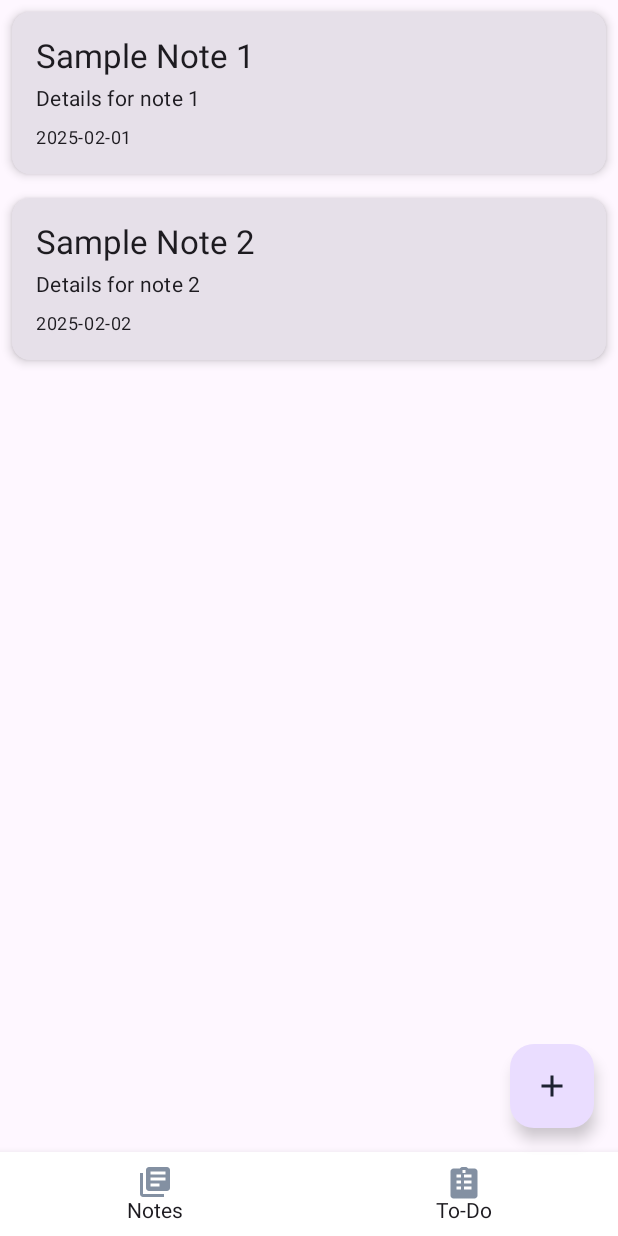
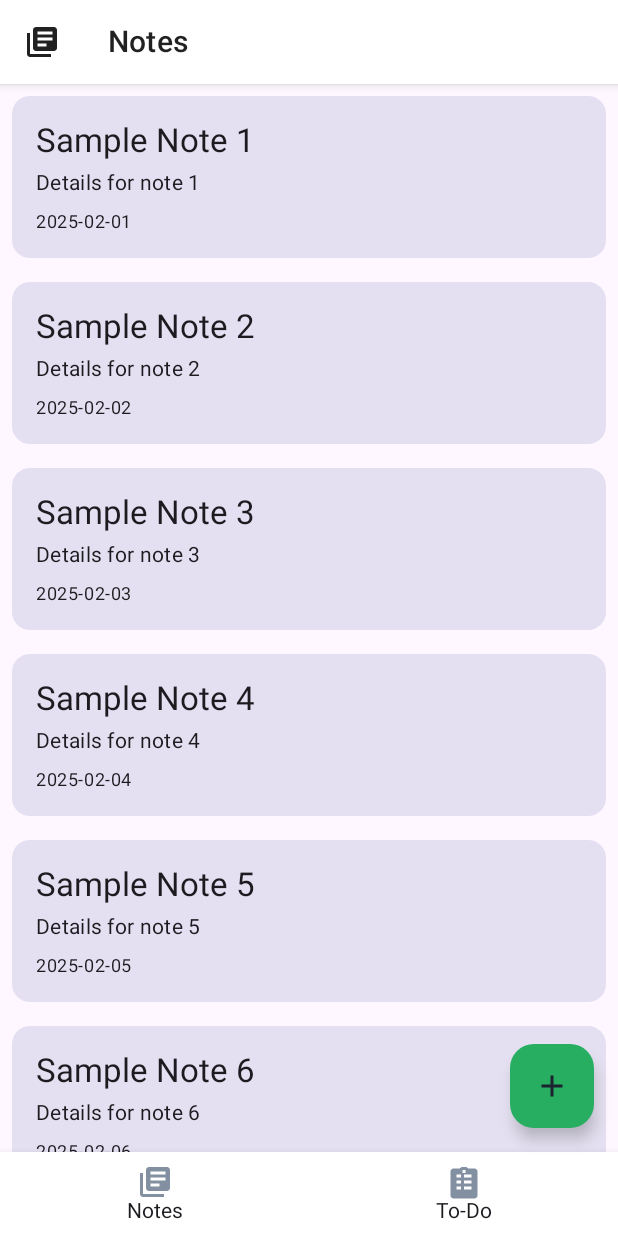
Before and after one commit to Dismas-Ospaltic/Note-App-Hybrid, an Android app built with Jetpack Compose: the @Preview function HomeScreenPreview, on a phone screen of 412 x 824 dp. Run offline under Robolectric (Android 15) with nearby library versions, the phone set to English and light mode, and no system bars.

Commit message:
Ui color Adjustments

```diff
--- a/app/src/main/java/com/example/noteapphybrid/repository/NotesRepository.kt
+++ b/app/src/main/java/com/example/noteapphybrid/repository/NotesRepository.kt
@@ -8,7 +8,15 @@ class NotesRepository {
     // Sample data for notes
     private val sampleNotes = listOf(
         Note("Sample Note 1", "Details for note 1", "2025-02-01"),
-        Note("Sample Note 2", "Details for note 2", "2025-02-02")
+        Note("Sample Note 2", "Details for note 2", "2025-02-02"),
+        Note("Sample Note 3", "Details for note 3", "2025-02-03"),
+        Note("Sample Note 4", "Details for note 4", "2025-02-04"),
+        Note("Sample Note 5", "Details for note 5", "2025-02-05"),
+        Note("Sample Note 6", "Details for note 6", "2025-02-06"),
+        Note("Sample Note 7", "Details for note 7", "2025-02-07"),
+        Note("Sample Note 8", "Details for note 8", "2025-02-08"),
+        Note("Sample Note 9", "Details for note 9", "2025-02-09"),
+
     )
 
     // Function to get the notes
--- a/app/src/main/java/com/example/noteapphybrid/ui/addnote/AddNoteScreen.kt
+++ b/app/src/main/java/com/example/noteapphybrid/ui/addnote/AddNoteScreen.kt
@@ -6,9 +6,11 @@ import androidx.compose.material.*
 import androidx.compose.material.icons.Icons
 import androidx.compose.material.icons.filled.ArrowBack
 import androidx.compose.material.icons.filled.Check
+import androidx.compose.material3.FloatingActionButtonDefaults.containerColor
 import androidx.compose.runtime.*
 import androidx.compose.ui.Modifier
 import androidx.compose.ui.graphics.Color
+import androidx.compose.ui.res.colorResource
 import androidx.compose.ui.text.TextStyle
 import androidx.compose.ui.text.input.ImeAction
 import androidx.compose.ui.text.input.KeyboardType
@@ -17,6 +19,7 @@ import androidx.compose.ui.unit.dp
 import androidx.compose.ui.unit.sp
 import androidx.navigation.NavController
 import androidx.navigation.compose.rememberNavController
+import com.example.noteapphybrid.R
 import com.example.noteapphybrid.viewmodel.NotesViewModel
 import com.example.noteapphybrid.model.Note
 import com.example.noteapphybrid.repository.NotesRepository
@@ -44,7 +47,9 @@ fun AddNoteScreen(viewModel: NotesViewModel = koinViewModel(), navController: Na
                     }) {
                         Icon(Icons.Default.ArrowBack, contentDescription = "Back")
                     }
-                }
+                },
+                backgroundColor = colorResource(id = R.color.white)
+
             )
         },
         floatingActionButton = {
@@ -56,7 +61,9 @@ fun AddNoteScreen(viewModel: NotesViewModel = koinViewModel(), navController: Na
                         viewModel.addNote(note)
                         navController.popBackStack()  // Navigate back after saving
                     }
+
                 }
+
             ) {
                 Icon(Icons.Default.Check, contentDescription = "Save Note")
             }
@@ -85,7 +92,8 @@ fun AddNoteScreen(viewModel: NotesViewModel = koinViewModel(), navController: Na
                 keyboardOptions = KeyboardOptions.Default.copy(
                     imeAction = ImeAction.Next,
                     keyboardType = KeyboardType.Text
-                )
+                ),
+                maxLines = Int.MAX_VALUE // Allows unlimited lines
             )
 
             // Note Content TextField
@@ -112,7 +120,8 @@ fun AddNoteScreen(viewModel: NotesViewModel = koinViewModel(), navController: Na
                         viewModel.addNote(note)
                         navController.popBackStack()  // Navigate back after saving
                     }
-                })
+                }),
+                maxLines = Int.MAX_VALUE // Allows unlimited lines
             )
         }
     }
--- a/app/src/main/java/com/example/noteapphybrid/ui/home/HomeScreen.kt
+++ b/app/src/main/java/com/example/noteapphybrid/ui/home/HomeScreen.kt
@@ -96,10 +96,13 @@ import androidx.compose.foundation.lazy.LazyColumn
 import androidx.compose.foundation.lazy.items
 import androidx.compose.material.BottomNavigation
 import androidx.compose.material.BottomNavigationItem
+import androidx.compose.material.icons.Icons
+import androidx.compose.material.icons.filled.ArrowBack
 import androidx.compose.material3.*
 import androidx.compose.runtime.*
 import androidx.compose.ui.Modifier
 import androidx.compose.ui.graphics.Color
+import androidx.compose.ui.res.colorResource
 import androidx.compose.ui.tooling.preview.Preview
 import androidx.compose.ui.unit.dp
 import androidx.navigation.NavController
@@ -116,11 +119,30 @@ fun HomeScreen(viewModel: NotesViewModel = koinViewModel(), navController: NavCo
     val notes by viewModel.notes.collectAsState(initial = emptyList())
 
     Scaffold(
+        topBar = {
+            androidx.compose.material.TopAppBar(
+                title = { androidx.compose.material.Text("Notes") },
+                navigationIcon = {
+                    androidx.compose.material.IconButton(onClick = {
+
+                    }) {
+                        androidx.compose.material.Icon(
+                           painter = painterResource(id = R.drawable.note_gray), // Use custom icon
+                    contentDescription = "note icon"
+                        )
+                    }
+                },
+                backgroundColor = colorResource(id = R.color.white)
+
+            )
+        },
         bottomBar = { BottomNavigationBar(navController) }, // ✅ Pass NavController
         floatingActionButton = {
             FloatingActionButton(onClick = { /* Handle Add Note */
                 navController.navigate("add_note")
-            }) {
+            },
+                containerColor = colorResource(id = R.color.green), // Set background color
+                ) {
                 // Use icon from drawable folder using painterResource
                 Image(
                     painter = painterResource(id = R.drawable.add_dark), // Replace with your icon name
@@ -143,7 +165,8 @@ fun NoteItem(note: Note) {
         modifier = Modifier
             .fillMaxWidth()
             .padding(8.dp),
-        elevation = CardDefaults.cardElevation(defaultElevation = 4.dp) // Material 3 way
+//        elevation = CardDefaults.cardElevation(defaultElevation = 4.dp), // Material 3 way
+        colors = CardDefaults.cardColors(containerColor = colorResource(id = R.color.transparent_dark)), // Fetch color from resources
     ) {
         Column(modifier = Modifier.padding(16.dp)) {
             Text(note.title, style = MaterialTheme.typography.titleLarge)
@@ -154,6 +177,7 @@ fun NoteItem(note: Note) {
         }
     }
 }
+
 
 @Composable
 fun BottomNavigationBar(navController: NavController) {
--- a/app/src/main/java/com/example/noteapphybrid/ui/splash/SplashScreen.kt
+++ b/app/src/main/java/com/example/noteapphybrid/ui/splash/SplashScreen.kt
@@ -28,7 +28,7 @@ fun SplashScreen(onNavigate: () -> Unit) {
                 modifier = Modifier.size(150.dp)
             )
             Spacer(modifier = Modifier.height(16.dp))
-            Text(text = "Welcome to My App", fontWeight = FontWeight.Bold, fontSize = 24.sp)
+            Text(text = "Welcome to Hybrid Note App", fontWeight = FontWeight.Bold, fontSize = 24.sp)
         }
     }
 }
```
Also changed, not shown: 1 other file.
